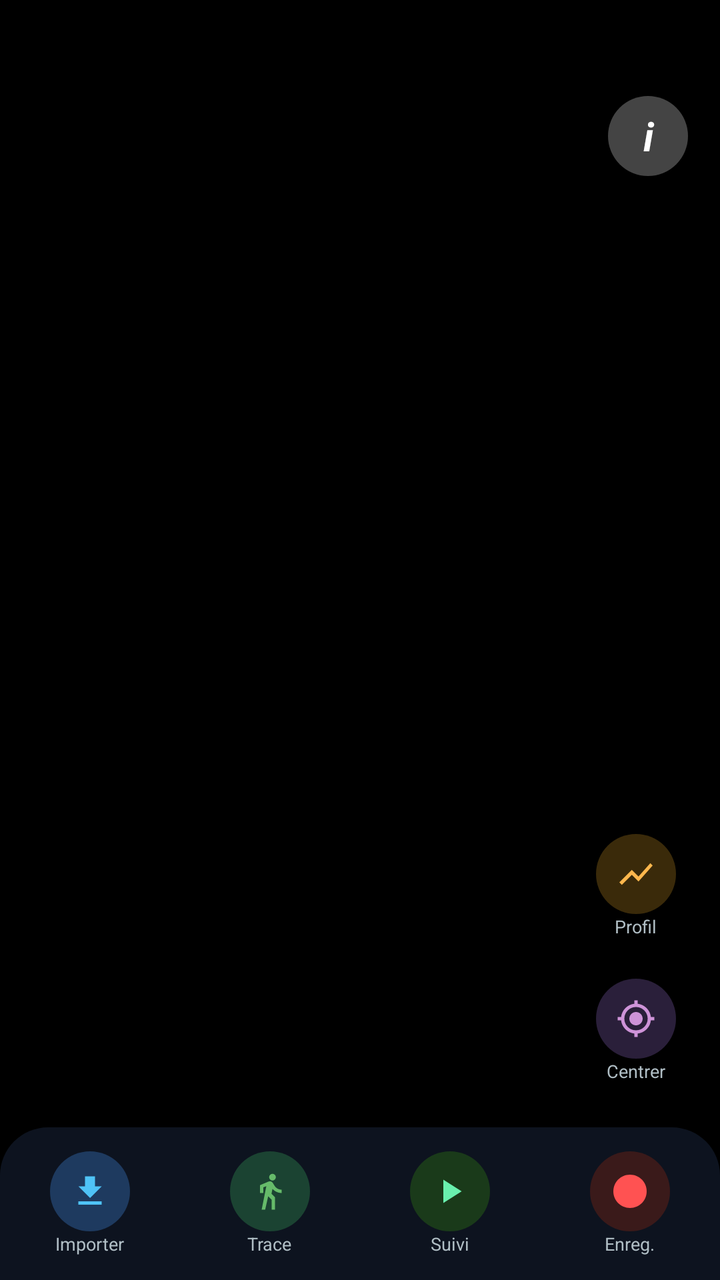
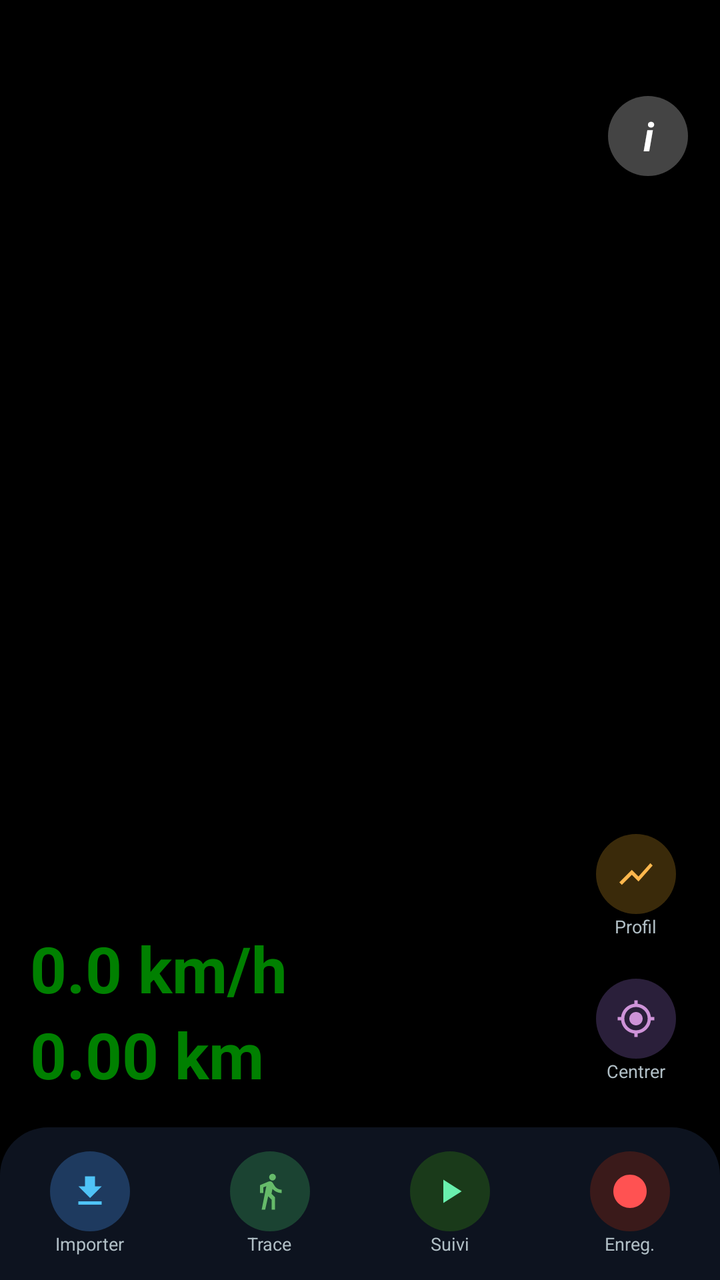

Compare the two renders of this Android layout. The source of the first and the diff that turns it into the second are given below.
<!-- AndroidManifest.xml: application theme Theme.GpsTraceTracker -->
<!-- res/layout/activity_main.xml -->
<?xml version="1.0" encoding="utf-8"?>
<androidx.constraintlayout.widget.ConstraintLayout
    xmlns:android="http://schemas.android.com/apk/res/android"
    xmlns:app="http://schemas.android.com/apk/res-auto"
    android:id="@+id/main"
    android:layout_width="match_parent"
    android:layout_height="match_parent"
    android:background="#000000">

    
    <FrameLayout
        android:id="@+id/mapContainer"
        android:layout_width="0dp"
        android:layout_height="0dp"
        app:layout_constraintTop_toTopOf="parent"
        app:layout_constraintBottom_toBottomOf="parent"
        app:layout_constraintStart_toStartOf="parent"
        app:layout_constraintEnd_toEndOf="parent"/>

    
    <LinearLayout
        android:id="@+id/btnInfo"
        android:layout_width="wrap_content"
        android:layout_height="wrap_content"
        android:orientation="vertical"
        android:gravity="center"
        android:layout_marginEnd="16dp"
        android:elevation="6dp"
        android:clickable="true"
        android:focusable="true"
        android:layout_marginTop="48dp"
        app:layout_constraintEnd_toEndOf="parent"
        app:layout_constraintTop_toTopOf="parent">

        <TextView
            android:layout_width="40dp"
            android:layout_height="40dp"
            android:text="i"
            android:textColor="#FFFFFF"
            android:textStyle="bold|italic"
            android:textSize="20sp"
            android:gravity="center"
            android:background="@drawable/btn_circle_background"
            android:backgroundTint="#444444" />
    </LinearLayout>

    
    <LinearLayout
        android:id="@+id/rightActionsContainer"
        android:layout_width="wrap_content"
        android:layout_height="wrap_content"
        android:orientation="vertical"
        android:gravity="center"
        android:layout_marginEnd="16dp"
        android:layout_marginBottom="16dp"
        app:layout_constraintEnd_toEndOf="parent"
        app:layout_constraintBottom_toTopOf="@+id/bottomBar">

        
        <LinearLayout
            android:id="@+id/btnElevation"
            android:layout_width="wrap_content"
            android:layout_height="wrap_content"
            android:orientation="vertical"
            android:gravity="center"
            android:padding="6dp"
            android:layout_marginBottom="8dp">
            <ImageView
                android:layout_width="40dp"
                android:layout_height="40dp"
                android:src="@drawable/ic_btn_elevation"
                android:background="@drawable/btn_circle_background"
                android:backgroundTint="#3A2A0A"
                android:padding="10dp" />
            <TextView
                android:layout_width="wrap_content"
                android:layout_height="wrap_content"
                android:text="Profil"
                android:textColor="#B0BEC5"
                android:textSize="9sp" />
        </LinearLayout>

        
        <LinearLayout
            android:id="@+id/btnCenter"
            android:layout_width="wrap_content"
            android:layout_height="wrap_content"
            android:orientation="vertical"
            android:gravity="center"
            android:padding="6dp">
            <ImageView
                android:layout_width="40dp"
                android:layout_height="40dp"
                android:src="@drawable/ic_btn_center"
                android:background="@drawable/btn_circle_background"
                android:backgroundTint="#2A1F3A"
                android:padding="10dp" />
            <TextView
                android:layout_width="wrap_content"
                android:layout_height="wrap_content"
                android:text="Centrer"
                android:textColor="#B0BEC5"
                android:textSize="9sp" />
        </LinearLayout>
    </LinearLayout>

    
    <LinearLayout
        android:id="@+id/bottomBar"
        android:layout_width="0dp"
        android:layout_height="wrap_content"
        android:orientation="horizontal"
        android:paddingTop="12dp"
        android:paddingBottom="12dp"
        android:gravity="center_vertical"
        android:background="@drawable/bottom_bar_background"
        app:layout_constraintBottom_toBottomOf="parent"
        app:layout_constraintStart_toStartOf="parent"
        app:layout_constraintEnd_toEndOf="parent">

        
        <LinearLayout
            android:id="@+id/btnImportGpx"
            android:layout_width="0dp"
            android:layout_weight="1"
            android:layout_height="wrap_content"
            android:orientation="vertical"
            android:gravity="center">
            <ImageView
                android:layout_width="40dp"
                android:layout_height="40dp"
                android:src="@drawable/ic_btn_import"
                android:background="@drawable/btn_circle_background"
                android:backgroundTint="#1E3A5F"
                android:padding="10dp" />
            <TextView
                android:layout_width="wrap_content"
                android:layout_height="wrap_content"
                android:text="Importer"
                android:textColor="#B0BEC5"
                android:textSize="9sp" />
        </LinearLayout>

        
        <LinearLayout
            android:id="@+id/btnSelectTrace"
            android:layout_width="0dp"
            android:layout_weight="1"
            android:layout_height="wrap_content"
            android:orientation="vertical"
            android:gravity="center">
            <ImageView
                android:layout_width="40dp"
                android:layout_height="40dp"
                android:src="@drawable/ic_btn_trace"
                android:background="@drawable/btn_circle_background"
                android:backgroundTint="#1B4332"
                android:padding="10dp" />
            <TextView
                android:layout_width="wrap_content"
                android:layout_height="wrap_content"
                android:text="Trace"
                android:textColor="#B0BEC5"
                android:textSize="9sp" />
        </LinearLayout>

        
        <LinearLayout
            android:id="@+id/btnFollow"
            android:layout_width="0dp"
            android:layout_weight="1"
            android:layout_height="wrap_content"
            android:orientation="vertical"
            android:gravity="center">
            <ImageView
                android:id="@+id/btnFollowIcon"
                android:layout_width="40dp"
                android:layout_height="40dp"
                android:src="@drawable/ic_btn_play"
                android:background="@drawable/btn_circle_background"
                android:backgroundTint="#1A3A1A"
                android:padding="10dp" />
            <TextView
                android:layout_width="wrap_content"
                android:layout_height="wrap_content"
                android:text="Suivi"
                android:textColor="#B0BEC5"
                android:textSize="9sp" />
        </LinearLayout>

        
        <LinearLayout
            android:id="@+id/btnRecord"
            android:layout_width="0dp"
            android:layout_weight="1"
            android:layout_height="wrap_content"
            android:orientation="vertical"
            android:gravity="center">
            <ImageView
                android:id="@+id/btnRecordIcon"
                android:layout_width="40dp"
                android:layout_height="40dp"
                android:src="@drawable/ic_btn_record"
                android:background="@drawable/btn_circle_background"
                android:backgroundTint="#3A1A1A"
                android:padding="10dp" />
            <TextView
                android:id="@+id/btnRecordLabel"
                android:layout_width="wrap_content"
                android:layout_height="wrap_content"
                android:text="Enreg."
                android:textColor="#B0BEC5"
                android:textSize="9sp" />
        </LinearLayout>
    </LinearLayout>

    
    <View
        android:id="@+id/screenOverlay"
        android:layout_width="0dp"
        android:layout_height="0dp"
        android:background="#000000"
        android:alpha="0"
        android:elevation="20dp"
        android:clickable="false"
        app:layout_constraintTop_toTopOf="parent"
        app:layout_constraintBottom_toBottomOf="parent"
        app:layout_constraintStart_toStartOf="parent"
        app:layout_constraintEnd_toEndOf="parent"/>

</androidx.constraintlayout.widget.ConstraintLayout>
<!-- resources referenced by this layout -->
<resources>
  <!-- drawable bottom_bar_background (drawable) -->
  <?xml version="1.0" encoding="utf-8"?>
  <shape xmlns:android="http://schemas.android.com/apk/res/android"
      android:shape="rectangle">
      <solid android:color="#CC111827"/>
      <corners
          android:topLeftRadius="24dp"
          android:topRightRadius="24dp"/>
  </shape>
  <!-- drawable btn_circle_background (drawable) -->
  <?xml version="1.0" encoding="utf-8"?>
  <shape xmlns:android="http://schemas.android.com/apk/res/android"
      android:shape="oval">
      <solid android:color="#FFFFFF"/>
  </shape>
  <!-- drawable ic_btn_center (drawable) -->
  <vector xmlns:android="http://schemas.android.com/apk/res/android" android:width="24dp" android:height="24dp" android:viewportWidth="24" android:viewportHeight="24">
      <path android:fillColor="#CE93D8" android:pathData="M12,8c-2.21,0 -4,1.79 -4,4s1.79,4 4,4 4,-1.79 4,-4 -1.79,-4 -4,-4zM20.94,11c-0.46,-4.17 -3.77,-7.48 -7.94,-7.94V1h-2v2.06C6.83,3.52 3.52,6.83 3.06,11H1v2h2.06c0.46,4.17 3.77,7.48 7.94,7.94V23h2v-2.06c4.17,-0.46 7.48,-3.77 7.94,-7.94H23v-2h-2.06zM12,19c-3.87,0 -7,-3.13 -7,-7s3.13,-7 7,-7 7,3.13 7,7 -3.13,7 -7,7z"/>
  </vector>
  <!-- drawable ic_btn_elevation (drawable) -->
  <vector xmlns:android="http://schemas.android.com/apk/res/android" android:width="24dp" android:height="24dp" android:viewportWidth="24" android:viewportHeight="24">
      <path android:fillColor="#FFB74D" android:pathData="M3.5,18.49l6,-6.01 4,4L22,6.92l-1.41,-1.41 -7.09,7.97 -4,-4L2,16.99z"/>
  </vector>
  <!-- drawable ic_btn_import (drawable) -->
  <vector xmlns:android="http://schemas.android.com/apk/res/android" android:width="24dp" android:height="24dp" android:viewportWidth="24" android:viewportHeight="24">
      <path android:fillColor="#4FC3F7" android:pathData="M19,9h-4V3H9v6H5l7,7 7,-7zM5,18v2h14v-2H5z"/>
  </vector>
  <!-- drawable ic_btn_play (drawable) -->
  <vector xmlns:android="http://schemas.android.com/apk/res/android" android:width="24dp" android:height="24dp" android:viewportWidth="24" android:viewportHeight="24">
      <path android:fillColor="#69F0AE" android:pathData="M8,5v14l11,-7z"/>
  </vector>
  <!-- drawable ic_btn_record (drawable) -->
  <vector xmlns:android="http://schemas.android.com/apk/res/android" android:width="24dp" android:height="24dp" android:viewportWidth="24" android:viewportHeight="24">
      <path android:fillColor="#FF5252" android:pathData="M12,2C6.48,2 2,6.48 2,12s4.48,10 10,10 10,-4.48 10,-10S17.52,2 12,2z"/>
  </vector>
  <!-- drawable ic_btn_trace (drawable) -->
  <vector xmlns:android="http://schemas.android.com/apk/res/android" android:width="24dp" android:height="24dp" android:viewportWidth="24" android:viewportHeight="24">
      <path android:fillColor="#66BB6A" android:pathData="M13.5,5.5c1.1,0 2,-0.9 2,-2s-0.9,-2 -2,-2 -2,0.9 -2,2 0.9,2 2,2zM9.8,8.9L7,23h2.1l1.8,-8 2.1,2v6h2v-7.5l-2.1,-2 0.6,-3C14.8,12 16.8,13 19,13v-2c-1.9,0 -3.5,-1 -4.3,-2.4l-1,-1.6c-0.4,-0.6 -1,-1 -1.7,-1 -0.3,0 -0.5,0.1 -0.8,0.1L6,8.3V13h2V9.6l1.8,-0.7"/>
  </vector>
  <style name="Theme.GpsTraceTracker" parent="Theme.MaterialComponents.DayNight.NoActionBar">
          
          <item name="android:windowBackground">@android:color/black</item>
          <item name="colorPrimary">#1565C0</item>
          <item name="colorPrimaryVariant">#0D47A1</item>
          <item name="colorOnPrimary">#FFFFFF</item>
          <item name="colorSecondary">#2E7D32</item>
          <item name="colorOnSecondary">#FFFFFF</item>
          <item name="android:statusBarColor">#000000</item>
          <item name="android:navigationBarColor">#000000</item>
      </style>
</resources>

<!-- the commit's change to res/layout/activity_main.xml (unified diff, before → after) -->
@@ -102,6 +102,46 @@
                 android:textColor="#B0BEC5"
                 android:textSize="9sp" />
         </LinearLayout>
+    </LinearLayout>
+
+    
+    <LinearLayout
+        android:id="@+id/statsOverlay"
+        android:layout_width="wrap_content"
+        android:layout_height="wrap_content"
+        android:orientation="vertical"
+        android:padding="0dp"
+        android:background="@android:color/transparent"
+        android:layout_marginBottom="15dp"
+        android:layout_marginStart="15dp"
+        app:layout_constraintBottom_toTopOf="@+id/bottomBar"
+        app:layout_constraintStart_toStartOf="parent">
+
+        <TextView
+            android:id="@+id/txtSpeed"
+            android:layout_width="wrap_content"
+            android:layout_height="wrap_content"
+            android:text="0.0 km/h"
+            android:textColor="#008000"
+            android:textSize="32sp"
+            android:textStyle="bold"
+            android:shadowColor="#CC000000"
+            android:shadowDx="2"
+            android:shadowDy="2"
+            android:shadowRadius="3" />
+
+        <TextView
+            android:id="@+id/txtDistance"
+            android:layout_width="wrap_content"
+            android:layout_height="wrap_content"
+            android:text="0.00 km"
+            android:textColor="#008000"
+            android:textSize="32sp"
+            android:textStyle="bold"
+            android:shadowColor="#CC000000"
+            android:shadowDx="2"
+            android:shadowDy="2"
+            android:shadowRadius="3" />
     </LinearLayout>
 
     
